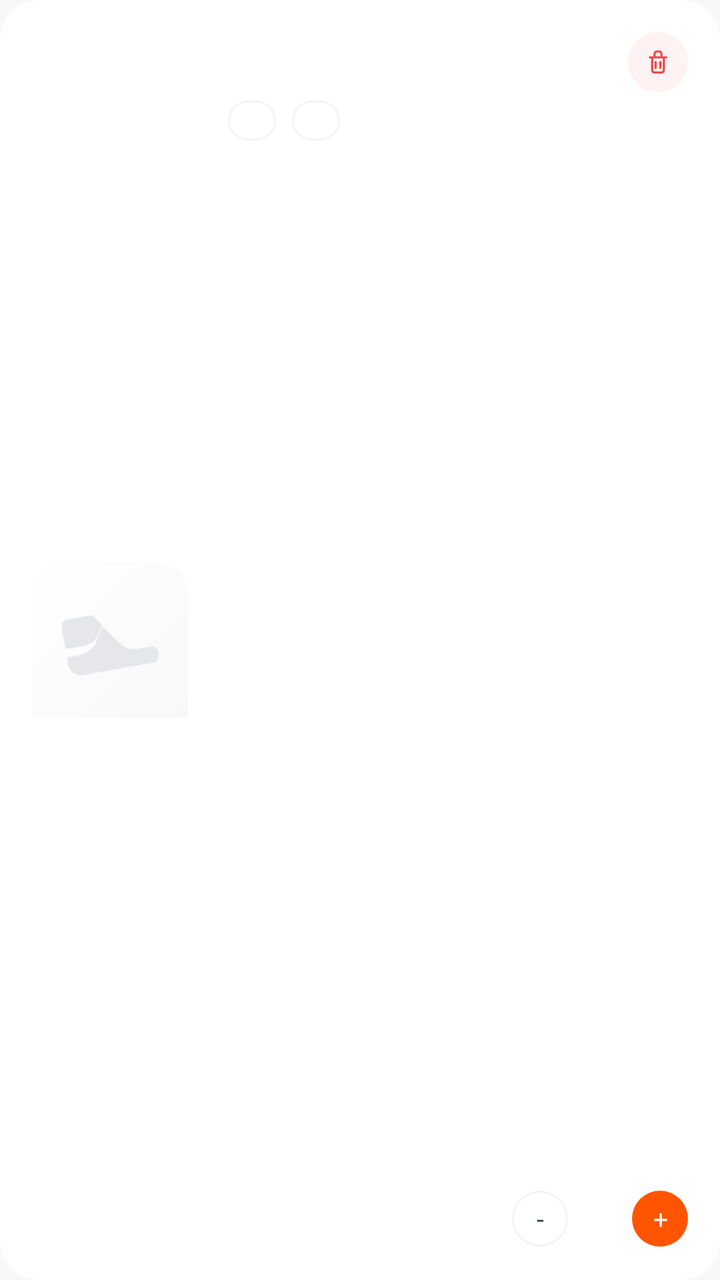
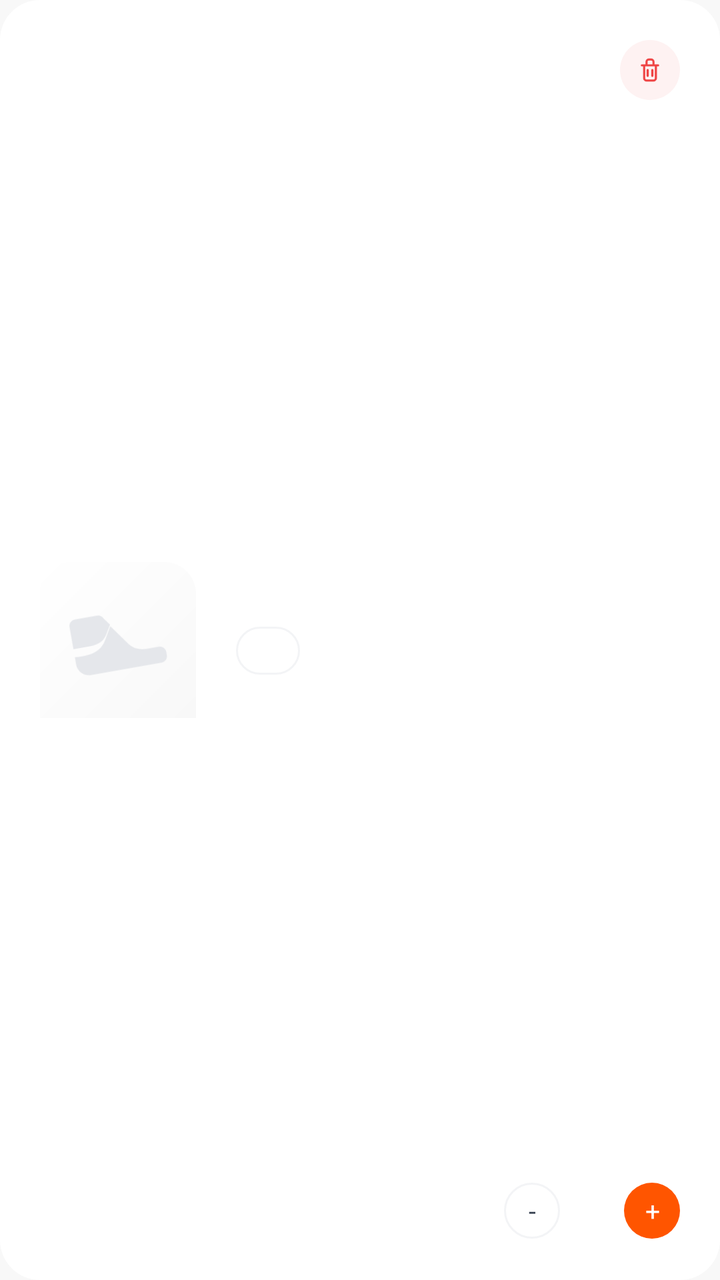

Screens rendered from an Android XML layout before and after an edit, with the pre-edit source and the edit as a unified diff.
<!-- AndroidManifest.xml: application theme Theme.SoleStep -->
<!-- res/layout/item_cart_product.xml -->
<?xml version="1.0" encoding="utf-8"?>
<LinearLayout xmlns:android="http://schemas.android.com/apk/res/android"
    android:layout_width="match_parent"
    android:layout_height="112dp"
    android:layout_marginTop="@dimen/space_10"
    android:background="@drawable/bg_cart_item_card"
    android:gravity="center_vertical"
    android:orientation="horizontal"
    android:padding="@dimen/space_8">

    <FrameLayout
        android:layout_width="78dp"
        android:layout_height="78dp"
        android:background="@drawable/bg_home_product_image_light">

        <ImageView
            android:id="@+id/cart_item_image"
            android:layout_width="68dp"
            android:layout_height="52dp"
            android:layout_gravity="center"
            android:contentDescription="@string/product_image_desc"
            android:rotation="-10"
            android:src="@drawable/ic_shoe"
            android:tint="@color/text_disabled" />
    </FrameLayout>

    <LinearLayout
        android:layout_width="0dp"
        android:layout_height="match_parent"
        android:layout_marginStart="@dimen/space_10"
        android:layout_weight="1"
        android:orientation="vertical">

        <TextView
            android:id="@+id/cart_item_brand"
            android:layout_width="wrap_content"
            android:layout_height="wrap_content"
            android:textAppearance="@style/TextAppearance.SoleStep.Caption" />

        <TextView
            android:id="@+id/cart_item_name"
            android:layout_width="wrap_content"
            android:layout_height="wrap_content"
            android:ellipsize="end"
            android:maxLines="1"
            android:textAppearance="@style/TextAppearance.SoleStep.BodySmall"
            android:textColor="@color/text_primary"
            android:textStyle="bold" />

        <LinearLayout
            android:layout_width="wrap_content"
            android:layout_height="wrap_content"
            android:layout_marginTop="@dimen/space_3"
            android:orientation="horizontal">

            <TextView
                android:id="@+id/cart_item_size"
                android:layout_width="wrap_content"
                android:layout_height="20dp"
                android:background="@drawable/bg_home_brand_chip"
                android:gravity="center"
                android:paddingStart="@dimen/space_6"
                android:paddingEnd="@dimen/space_6"
                android:textAppearance="@style/TextAppearance.SoleStep.Caption"
                android:textColor="@color/text_muted" />

            <TextView
                android:id="@+id/cart_item_color"
                android:layout_width="wrap_content"
                android:layout_height="20dp"
                android:layout_marginStart="@dimen/space_4"
                android:background="@drawable/bg_home_brand_chip"
                android:gravity="center"
                android:paddingStart="@dimen/space_6"
                android:paddingEnd="@dimen/space_6"
                android:textAppearance="@style/TextAppearance.SoleStep.Caption"
                android:textColor="@color/text_muted" />
        </LinearLayout>

        <TextView
            android:id="@+id/cart_item_price"
            android:layout_width="wrap_content"
            android:layout_height="0dp"
            android:layout_weight="1"
            android:gravity="bottom"
            android:textAppearance="@style/TextAppearance.SoleStep.PriceSmall"
            android:textSize="16sp" />
    </LinearLayout>

    <LinearLayout
        android:layout_width="97dp"
        android:layout_height="match_parent"
        android:gravity="end"
        android:orientation="vertical">

        <FrameLayout
            android:id="@+id/cart_item_delete"
            android:layout_width="30dp"
            android:layout_height="30dp"
            android:background="@drawable/bg_cart_delete">

            <ImageView
                android:layout_width="@dimen/icon_sm"
                android:layout_height="@dimen/icon_sm"
                android:layout_gravity="center"
                android:contentDescription="@string/action_delete"
                android:src="@drawable/ic_trash" />
        </FrameLayout>

        <LinearLayout
            android:layout_width="wrap_content"
            android:layout_height="0dp"
            android:layout_weight="1"
            android:gravity="bottom|center_vertical"
            android:orientation="horizontal">

            <TextView
                android:id="@+id/cart_item_minus"
                android:layout_width="28dp"
                android:layout_height="28dp"
                android:background="@drawable/bg_cart_stepper"
                android:gravity="center"
                android:text="-"
                android:textAppearance="@style/TextAppearance.SoleStep.Body"
                android:textColor="@color/text_secondary" />

            <TextView
                android:id="@+id/cart_item_quantity"
                android:layout_width="32dp"
                android:layout_height="28dp"
                android:gravity="center"
                android:textAppearance="@style/TextAppearance.SoleStep.BodySmall"
                android:textColor="@color/text_primary"
                android:textStyle="bold" />

            <TextView
                android:id="@+id/cart_item_plus"
                android:layout_width="28dp"
                android:layout_height="28dp"
                android:background="@drawable/bg_circle_orange"
                android:gravity="center"
                android:text="+"
                android:textAppearance="@style/TextAppearance.SoleStep.Body"
                android:textColor="@color/brand_white" />
        </LinearLayout>
    </LinearLayout>
</LinearLayout>
<!-- resources referenced by this layout -->
<resources>
  <color name="brand_white">#FFFFFF</color>
  <color name="text_disabled">#E5E7EB</color>
  <color name="text_muted">#9CA3AF</color>
  <color name="text_primary">#0A0A0A</color>
  <color name="text_secondary">#374151</color>
  <dimen name="icon_sm">14dp</dimen>
  <dimen name="space_10">20dp</dimen>
  <dimen name="space_3">6dp</dimen>
  <dimen name="space_4">8dp</dimen>
  <dimen name="space_6">12dp</dimen>
  <dimen name="space_8">16dp</dimen>
  <!-- drawable bg_cart_delete (drawable) -->
  <?xml version="1.0" encoding="utf-8"?>
  <shape xmlns:android="http://schemas.android.com/apk/res/android"
      android:shape="oval">
      <solid android:color="@color/status_error_bg_light" />
  </shape>
  <!-- drawable bg_circle_orange (drawable) -->
  <?xml version="1.0" encoding="utf-8"?>
  <shape xmlns:android="http://schemas.android.com/apk/res/android"
      android:shape="oval">
      <solid android:color="@color/brand_orange" />
  </shape>
  <string name="action_delete">Xóa</string>
  <string name="product_image_desc">Ảnh sản phẩm</string>
  <style name="TextAppearance.SoleStep.BodySmall" parent="TextAppearance.MaterialComponents.Body2">
          <item name="android:textSize">@dimen/font_caption</item>
          <item name="android:textColor">@color/text_tertiary</item>
      </style>
  <color name="status_error_bg_light">#FEF2F2</color>
  <color name="bg_primary">#FFFFFF</color>
  <dimen name="radius_xl">20dp</dimen>
  <dimen name="stroke_thin">1dp</dimen>
  <color name="border_light">#F3F4F6</color>
  <color name="brand_orange">#FF5500</color>
  <dimen name="radius_pill">999dp</dimen>
  <color name="bg_secondary">#F8F8F8</color>
  <dimen name="radius_lg">16dp</dimen>
  <color name="status_error">#EF4444</color>
  <dimen name="font_body">13sp</dimen>
  <dimen name="font_caption">11sp</dimen>
  <color name="text_tertiary">#6B7280</color>
  <dimen name="font_caption_small">10sp</dimen>
  <dimen name="font_price_small">13sp</dimen>
  <color name="brand_orange_dark">#CC4400</color>
  <color name="brand_black">#0A0A0A</color>
  <color name="bg_dark_surface_2">#F3F4F6</color>
  <style name="ShapeAppearance.SoleStep.Small" parent="">
          <item name="cornerFamily">rounded</item>
          <item name="cornerSize">@dimen/radius_sm</item>
      </style>
  <style name="ShapeAppearance.SoleStep.Medium" parent="">
          <item name="cornerFamily">rounded</item>
          <item name="cornerSize">@dimen/radius_lg</item>
      </style>
  <style name="ShapeAppearance.SoleStep.Large" parent="">
          <item name="cornerFamily">rounded</item>
          <item name="cornerSize">@dimen/radius_2xl</item>
      </style>
  <dimen name="radius_sm">8dp</dimen>
  <dimen name="radius_2xl">24dp</dimen>
  <dimen name="font_display">48sp</dimen>
  <dimen name="font_title_large">24sp</dimen>
  <dimen name="font_title">20sp</dimen>
  <dimen name="font_headline">18sp</dimen>
  <dimen name="font_subheading">16sp</dimen>
  <dimen name="font_label">14sp</dimen>
  <dimen name="font_overline">9sp</dimen>
  <dimen name="elev_bottom_nav">8dp</dimen>
  <dimen name="bottom_nav_height">88dp</dimen>
  <dimen name="radius_button">20dp</dimen>
  <dimen name="btn_height_large">52dp</dimen>
  <dimen name="space_16">32dp</dimen>
  <dimen name="elev_raised">4dp</dimen>
  <color name="border_normal">#E5E7EB</color>
  <dimen name="radius_input">20dp</dimen>
  <color name="text_placeholder">#D1D5DB</color>
  <dimen name="radius_chip">12dp</dimen>
  <dimen name="space_12">24dp</dimen>
  <dimen name="btn_height_tiny">28dp</dimen>
  <dimen name="radius_card">20dp</dimen>
  <dimen name="elev_card">2dp</dimen>
  <dimen name="toolbar_height">56dp</dimen>
  <dimen name="space_screen_horizontal">20dp</dimen>
  <dimen name="elev_top_bar">4dp</dimen>
  <dimen name="elev_fab">6dp</dimen>
  <!-- unchanged entries left out for length: 25 -->
</resources>

<!-- the commit's change to res/layout/item_cart_product.xml (unified diff, before → after) -->
@@ -1,12 +1,13 @@
 <?xml version="1.0" encoding="utf-8"?>
 <LinearLayout xmlns:android="http://schemas.android.com/apk/res/android"
     android:layout_width="match_parent"
-    android:layout_height="112dp"
+    android:layout_height="wrap_content"
+    android:minHeight="120dp"
     android:layout_marginTop="@dimen/space_10"
     android:background="@drawable/bg_cart_item_card"
     android:gravity="center_vertical"
     android:orientation="horizontal"
-    android:padding="@dimen/space_8">
+    android:padding="@dimen/space_10">
 
     <FrameLayout
         android:layout_width="78dp"
@@ -26,7 +27,7 @@
 
     <LinearLayout
         android:layout_width="0dp"
-        android:layout_height="match_parent"
+        android:layout_height="wrap_content"
         android:layout_marginStart="@dimen/space_10"
         android:layout_weight="1"
         android:orientation="vertical">
@@ -41,8 +42,9 @@
             android:id="@+id/cart_item_name"
             android:layout_width="wrap_content"
             android:layout_height="wrap_content"
+            android:layout_marginTop="@dimen/space_4"
             android:ellipsize="end"
-            android:maxLines="1"
+            android:maxLines="2"
             android:textAppearance="@style/TextAppearance.SoleStep.BodySmall"
             android:textColor="@color/text_primary"
             android:textStyle="bold" />
@@ -50,39 +52,35 @@
         <LinearLayout
             android:layout_width="wrap_content"
             android:layout_height="wrap_content"
-            android:layout_marginTop="@dimen/space_3"
+            android:layout_marginTop="@dimen/space_6"
             android:orientation="horizontal">
 
             <TextView
                 android:id="@+id/cart_item_size"
                 android:layout_width="wrap_content"
-                android:layout_height="20dp"
+                android:layout_height="wrap_content"
+                android:minHeight="24dp"
                 android:background="@drawable/bg_home_brand_chip"
                 android:gravity="center"
-                android:paddingStart="@dimen/space_6"
-                android:paddingEnd="@dimen/space_6"
+                android:paddingStart="@dimen/space_8"
+                android:paddingEnd="@dimen/space_8"
+                android:paddingTop="2dp"
+                android:paddingBottom="2dp"
                 android:textAppearance="@style/TextAppearance.SoleStep.Caption"
                 android:textColor="@color/text_muted" />
 
-            <TextView
+            <View
                 android:id="@+id/cart_item_color"
-                android:layout_width="wrap_content"
-                android:layout_height="20dp"
-                android:layout_marginStart="@dimen/space_4"
-                android:background="@drawable/bg_home_brand_chip"
-                android:gravity="center"
-                android:paddingStart="@dimen/space_6"
-                android:paddingEnd="@dimen/space_6"
-                android:textAppearance="@style/TextAppearance.SoleStep.Caption"
-                android:textColor="@color/text_muted" />
+                android:layout_width="24dp"
+                android:layout_height="24dp"
+                android:layout_marginStart="@dimen/space_6" />
         </LinearLayout>
 
         <TextView
             android:id="@+id/cart_item_price"
             android:layout_width="wrap_content"
-            android:layout_height="0dp"
-            android:layout_weight="1"
-            android:gravity="bottom"
+            android:layout_height="wrap_content"
+            android:layout_marginTop="@dimen/space_8"
             android:textAppearance="@style/TextAppearance.SoleStep.PriceSmall"
             android:textSize="16sp" />
     </LinearLayout>
<!-- resource entries referenced after the edit -->
@@ -7,7 +7,6 @@
   <color name="text_secondary">#374151</color>
   <dimen name="icon_sm">14dp</dimen>
   <dimen name="space_10">20dp</dimen>
-  <dimen name="space_3">6dp</dimen>
   <dimen name="space_4">8dp</dimen>
   <dimen name="space_6">12dp</dimen>
   <dimen name="space_8">16dp</dimen>
